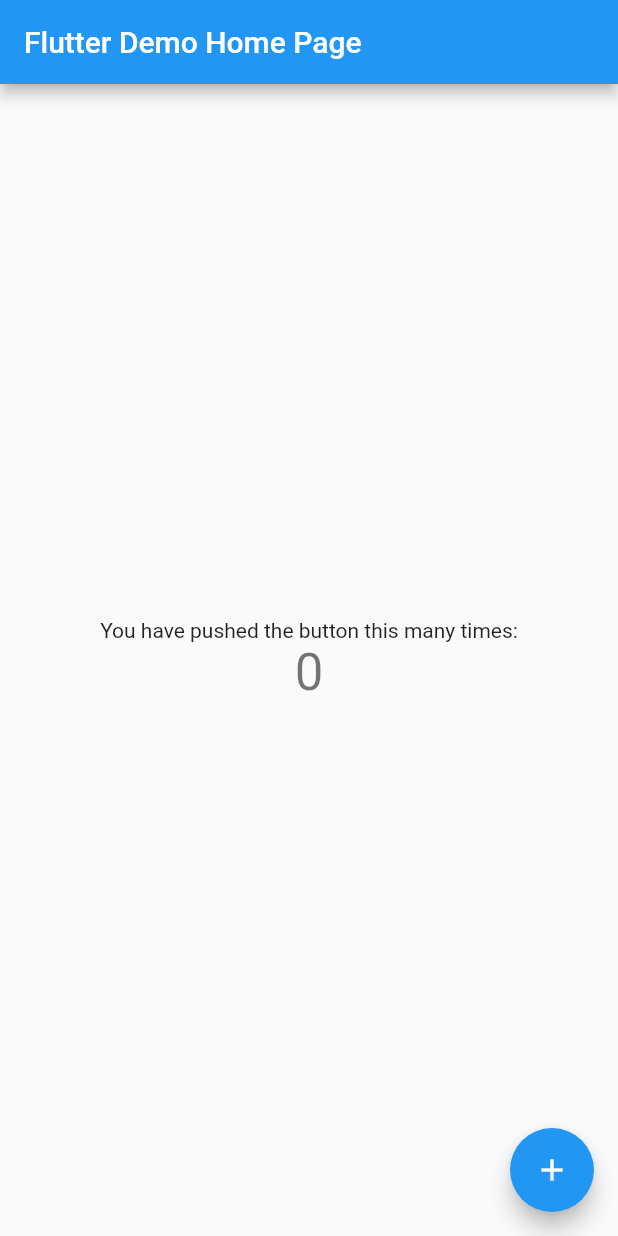
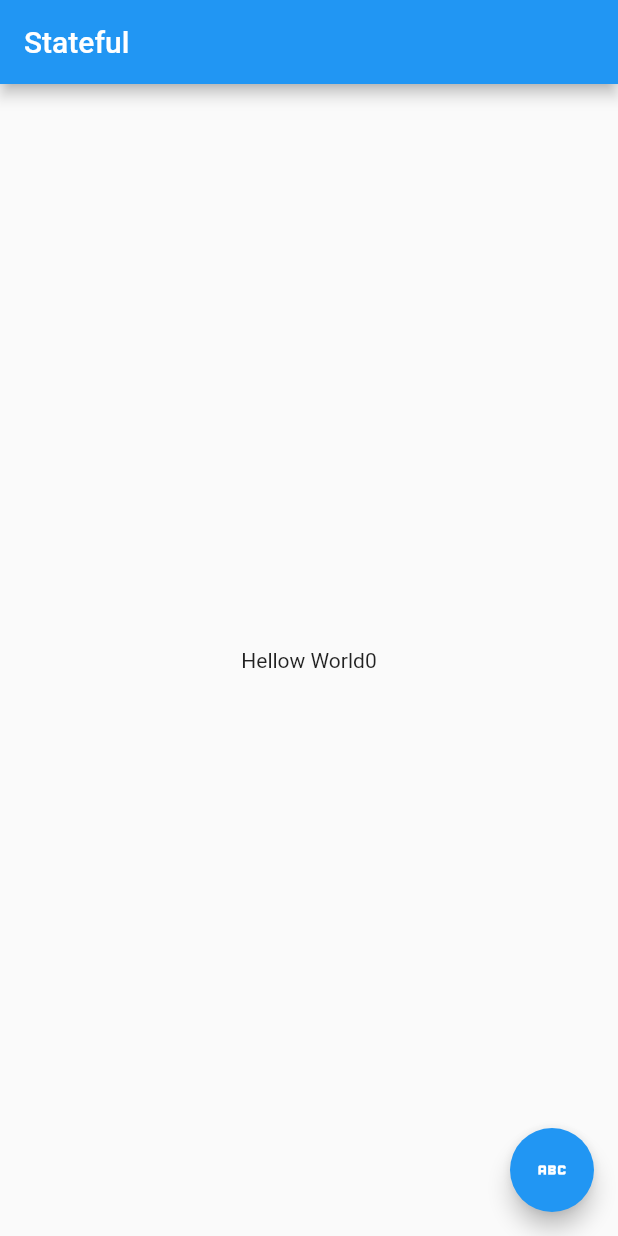
Before and after one commit to mmhedihasan/myfirstflutter, a Flutter app: the screen it shows after launch, on a phone screen of 412 x 824 dp. Run offline on Flutter 3.47's test engine with Material 2 defaults, Android fonts, the phone set to English and light mode, and no system bars.

Commit message:
Statful Widget

```diff
--- a/lib/main.dart
+++ b/lib/main.dart
@@ -11,105 +11,62 @@ class MyApp extends StatelessWidget {
   @override
   Widget build(BuildContext context) {
     return MaterialApp(
-      title: 'Flutter Demo',
+      title: 'Statful Widget',
+      debugShowCheckedModeBanner: false,
       theme: ThemeData(
-        // This is the theme of your application.
-        //
-        // Try running your application with "flutter run". You'll see the
-        // application has a blue toolbar. Then, without quitting the app, try
-        // changing the primarySwatch below to Colors.green and then invoke
-        // "hot reload" (press "r" in the console where you ran "flutter run",
-        // or simply save your changes to "hot reload" in a Flutter IDE).
-        // Notice that the counter didn't reset back to zero; the application
-        // is not restarted.
         primarySwatch: Colors.blue,
       ),
-      home: const MyHomePage(title: 'Flutter Demo Home Page'),
+      home: Home(),
     );
   }
 }
 
-class MyHomePage extends StatefulWidget {
-  const MyHomePage({super.key, required this.title});
-
-  // This widget is the home page of your application. It is stateful, meaning
-  // that it has a State object (defined below) that contains fields that affect
-  // how it looks.
-
-  // This class is the configuration for the state. It holds the values (in this
-  // case the title) provided by the parent (in this case the App widget) and
-  // used by the build method of the State. Fields in a Widget subclass are
-  // always marked "final".
-
-  final String title;
+class Home extends StatefulWidget {
+  const Home({Key? key}) : super(key: key);
 
   @override
-  State<MyHomePage> createState() => _MyHomePageState();
+  State<Home> createState() => _HomeState();
 }
 
-class _MyHomePageState extends State<MyHomePage> {
-  int _counter = 0;
+class _HomeState extends State<Home> {
+  String text= 'Hellow World';
+  int times= 0;
 
-  void _incrementCounter() {
-    setState(() {
-      // This call to setState tells the Flutter framework that something has
-      // changed in this State, which causes it to rerun the build method below
-      // so that the display can reflect the updated values. If we changed
-      // _counter without calling setState(), then the build method would not be
-      // called again, and so nothing would appear to happen.
-      _counter++;
-    });
+  @override
+  void initState() {
+    // TODO: implement initState
+    super.initState();
+  }
+  @override
+  void didChangeDependencies() {
+    // TODO: implement didChangeDependencies
+    super.didChangeDependencies();
   }
 
   @override
   Widget build(BuildContext context) {
-    // This method is rerun every time setState is called, for instance as done
-    // by the _incrementCounter method above.
-    //
-    // The Flutter framework has been optimized to make rerunning build methods
-    // fast, so that you can just rebuild anything that needs updating rather
-    // than having to individually change instances of widgets.
     return Scaffold(
       appBar: AppBar(
-        // Here we take the value from the MyHomePage object that was created by
-        // the App.build method, and use it to set our appbar title.
-        title: Text(widget.title),
+        title: Text('Stateful') ,
+      ),
+      floatingActionButton: FloatingActionButton(
+        onPressed: () {
+          text= 'Hi';
+          times= times + 1;
+          setState(() {
+          });
+        },
+        child: Icon(Icons.abc),
       ),
       body: Center(
-        // Center is a layout widget. It takes a single child and positions it
-        // in the middle of the parent.
-        child: Column(
-          // Column is also a layout widget. It takes a list of children and
-          // arranges them vertically. By default, it sizes itself to fit its
-          // children horizontally, and tries to be as tall as its parent.
-          //
-          // Invoke "debug painting" (press "p" in the console, choose the
-          // "Toggle Debug Paint" action from the Flutter Inspector in Android
-          // Studio, or the "Toggle Debug Paint" command in Visual Studio Code)
-          // to see the wireframe for each widget.
-          //
-          // Column has various properties to control how it sizes itself and
-          // how it positions its children. Here we use mainAxisAlignment to
-          // center the children vertically; the main axis here is the vertical
-          // axis because Columns are vertical (the cross axis would be
-          // horizontal).
+        child: Row(
           mainAxisAlignment: MainAxisAlignment.center,
-          children: <Widget>[
-            const Text(
-              'You have pushed the button this many times:',
-            ),
-            Text(
-              '$_counter',
-              style: Theme.of(context).textTheme.headlineMedium,
-            ),
+          children: [
+            Text(text),
+            Text(times.toString())
           ],
         ),
       ),
-      floatingActionButton: FloatingActionButton(
-        onPressed: _incrementCounter,
-        tooltip: 'Increment',
-        child: const Icon(Icons.add),
-      ), // This trailing comma makes auto-formatting nicer for build methods.
     );
   }
 }
```
